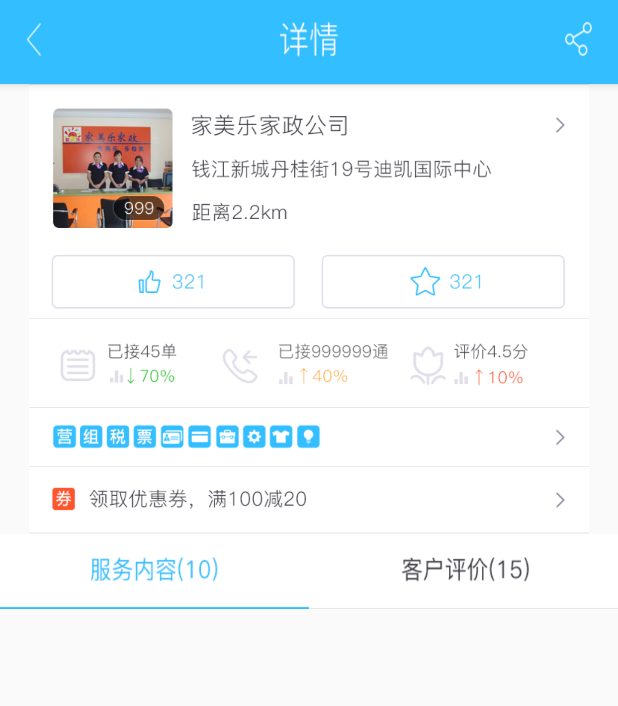
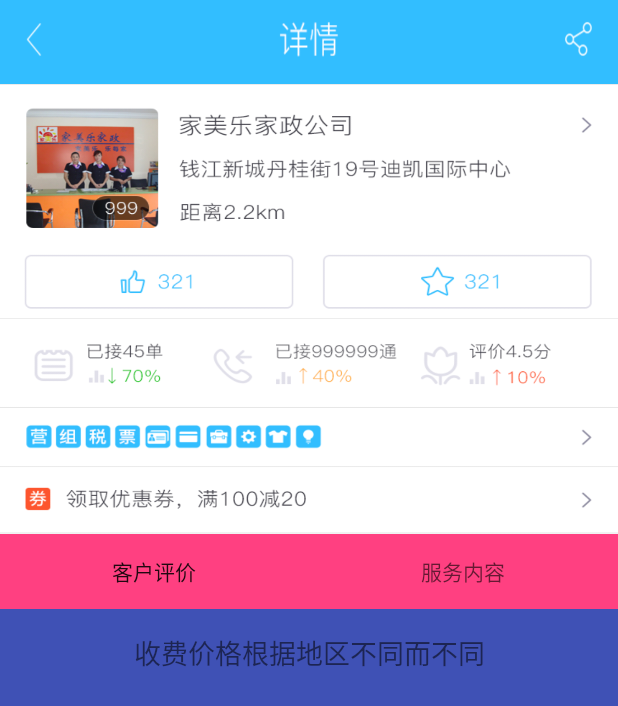
Before and after one commit to fmisser/Ahgroup, an Android app: the screen it shows after launch (CoordinatorActivity), on a phone screen of 412 x 824 dp. Shown: the top 706 px of the screen. Run offline under Robolectric (Android 15) with nearby library versions, the phone set to English and light mode, and no system bars; our stand-ins replace ButterKnife, Dagger/Hilt's generated code; libraries missing offline, so code that uses them is left out: com.j256.ormlite.

Commit message:
md continue...

```diff
--- a/app/build.gradle
+++ b/app/build.gradle
@@ -40,6 +40,7 @@ dependencies {
     compile fileTree(include: ['*.jar'], dir: 'libs')
     compile rootProject.ext.dependencies.androidSupportV7
     compile rootProject.ext.dependencies.androidSupportDesign
+    compile rootProject.ext.dependencies.butterKnife
     compile rootProject.ext.dependencies.dagger
     apt rootProject.ext.dependencies.daggerCompiler
     provided rootProject.ext.dependencies.javaxAnnotation
@@ -50,6 +51,8 @@ dependencies {
     compile project(':data')
     compile project(':common')
 
+    // optional
     compile 'com.flipboard:bottomsheet-core:1.5.0'
-    compile 'com.flipboard:bottomsheet-commons:1.5.0' // optional
+    compile 'com.flipboard:bottomsheet-commons:1.5.0'
+    compile 'com.android.support:support-v4:23.1.1'
 }
--- /dev/null
+++ b/app/src/main/java/com/ptmlb/ca/ahgroup/UI/CommentsAdapter.java
@@ -0,0 +1,55 @@
+package com.ptmlb.ca.ahgroup.ui;
+
+import android.support.v7.widget.RecyclerView;
+import android.view.LayoutInflater;
+import android.view.View;
+import android.view.ViewGroup;
+import android.widget.TextView;
+
+import com.ptmlb.ca.ahgroup.R;
+
+import butterknife.Bind;
+import butterknife.ButterKnife;
+
+/**
+ * Created by Administrator on 2015/12/29.
+ */
+public class CommentsAdapter extends RecyclerView.Adapter<RecyclerView.ViewHolder> {
+
+    private LayoutInflater layoutInflater;
+
+    public CommentsAdapter() { }
+
+    @Override
+    public RecyclerView.ViewHolder onCreateViewHolder(ViewGroup parent, int viewType) {
+
+        if (layoutInflater == null) {
+            layoutInflater = LayoutInflater.from(parent.getContext());
+        }
+
+        View view = layoutInflater.inflate(R.layout.comments_list_item, parent, false);
+        return new ViewHolder(view);
+    }
+
+
+    @Override
+    public void onBindViewHolder(RecyclerView.ViewHolder holder, int position) {
+
+    }
+
+    @Override
+    public int getItemCount() {
+        return 20;
+    }
+
+    public static class ViewHolder extends RecyclerView.ViewHolder {
+
+        @Bind(R.id.list_item_textView)
+        TextView textView;
+
+        public ViewHolder(View view) {
+            super(view);
+            ButterKnife.bind(this, itemView);
+        }
+    }
+}
--- /dev/null
+++ b/app/src/main/java/com/ptmlb/ca/ahgroup/UI/CommentsFragment.java
@@ -0,0 +1,46 @@
+package com.ptmlb.ca.ahgroup.ui;
+
+
+import android.os.Bundle;
+import android.support.v4.app.Fragment;
+import android.support.v7.widget.LinearLayoutManager;
+import android.support.v7.widget.RecyclerView;
+import android.view.LayoutInflater;
+import android.view.View;
+import android.view.ViewGroup;
+
+import com.ptmlb.ca.ahgroup.R;
+
+import butterknife.Bind;
+import butterknife.ButterKnife;
+
+/**
+ * A simple {@link Fragment} subclass.
+ */
+public class CommentsFragment extends Fragment {
+
+    RecyclerView recyclerView;
+
+    public CommentsFragment() {
+        // Required empty public constructor
+    }
+
+
+    @Override
+    public View onCreateView(LayoutInflater inflater, ViewGroup container,
+                             Bundle savedInstanceState) {
+        // Inflate the layout for this fragment
+        View view = inflater.inflate(R.layout.fragment_comments, container, false);
+        recyclerView = (RecyclerView) view.findViewById(R.id.recycler_view);
+
+        recyclerView.setLayoutManager(new LinearLayoutManager(recyclerView.getContext()));
+        recyclerView.setAdapter(new CommentsAdapter());
+
+        return view;
+    }
+
+    @Override
+    public void onActivityCreated(Bundle savedInstanceState) {
+        super.onActivityCreated(savedInstanceState);
+    }
+}
--- a/app/src/main/java/com/ptmlb/ca/ahgroup/UI/CoordinatorActivity.java
+++ b/app/src/main/java/com/ptmlb/ca/ahgroup/UI/CoordinatorActivity.java
@@ -1,21 +1,53 @@
 package com.ptmlb.ca.ahgroup.ui;
 
+import android.support.design.widget.AppBarLayout;
+import android.support.design.widget.CollapsingToolbarLayout;
+import android.support.design.widget.CoordinatorLayout;
+import android.support.design.widget.TabLayout;
+import android.support.v4.app.Fragment;
+import android.support.v4.view.ViewPager;
+import android.support.v4.widget.NestedScrollView;
 import android.support.v7.app.AppCompatActivity;
 import android.os.Bundle;
+import android.support.v7.widget.RecyclerView;
+import android.widget.FrameLayout;
 import android.widget.LinearLayout;
 
 import com.ptmlb.ca.ahgroup.R;
+import com.ptmlb.ca.ahgroup.di.scope.ActivityScope;
+
+import java.util.ArrayList;
+import java.util.List;
+
+import butterknife.Bind;
+import butterknife.ButterKnife;
 
 public class CoordinatorActivity extends AppCompatActivity {
 
+    @Bind(R.id.view_pager)
+    ViewPager viewPager;
 
-    private LinearLayout headerLayout;
+    @Bind(R.id.tab_layout)
+    TabLayout tabLayout;
 
     @Override
     protected void onCreate(Bundle savedInstanceState) {
         super.onCreate(savedInstanceState);
         setContentView(R.layout.activity_coordinator);
+        ButterKnife.bind(this);
 
-        headerLayout = (LinearLayout)findViewById(R.id.collapsing_layout);
+        List<String> titles = new ArrayList<>();
+        titles.add("客户评价");
+        titles.add("服务内容");
+        tabLayout.addTab(tabLayout.newTab().setText(titles.get(0)));
+        tabLayout.addTab(tabLayout.newTab().setText(titles.get(1)));
+
+        List<Fragment> fragments = new ArrayList<>();
+        fragments.add(new CommentsFragment());
+        fragments.add(new ServiceContentFragment());
+        FragmentAdapter adapter = new FragmentAdapter(getSupportFragmentManager(), fragments, titles);
+        viewPager.setAdapter(adapter);
+        tabLayout.setupWithViewPager(viewPager);
+        tabLayout.setTabsFromPagerAdapter(adapter);
     }
 }
--- /dev/null
+++ b/app/src/main/java/com/ptmlb/ca/ahgroup/UI/FragmentAdapter.java
@@ -0,0 +1,40 @@
+package com.ptmlb.ca.ahgroup.ui;
+
+import android.support.v4.app.Fragment;
+import android.support.v4.app.FragmentManager;
+import android.support.v4.app.FragmentStatePagerAdapter;
+
+import java.util.List;
+
+/**
+ * Created by Administrator on 2015/12/29.
+ */
+public class FragmentAdapter extends FragmentStatePagerAdapter {
+
+    private List<Fragment> fragments;
+    private List<String> titles;
+
+    public FragmentAdapter(FragmentManager fm, List<Fragment> fragments, List<String> titles) {
+        super(fm);
+        this.fragments = fragments;
+        this.titles = titles;
+    }
+
+    @Override
+    public Fragment getItem(int position) {
+        return fragments.get(position);
+    }
+
+    /**
+     * Return the number of views available.
+     */
+    @Override
+    public int getCount() {
+        return fragments.size();
+    }
+
+    @Override
+    public CharSequence getPageTitle(int position) {
+        return titles.get(position);
+    }
+}
--- a/app/src/main/java/com/ptmlb/ca/ahgroup/UI/HeaderViewBehavior.java
+++ b/app/src/main/java/com/ptmlb/ca/ahgroup/UI/HeaderViewBehavior.java
@@ -7,6 +7,7 @@ import android.content.Context;
 import android.support.design.widget.CoordinatorLayout;
 import android.support.v4.view.ViewCompat;
 import android.support.v4.view.animation.FastOutSlowInInterpolator;
+import android.support.v4.widget.ViewDragHelper;
 import android.util.AttributeSet;
 import android.util.Log;
 import android.view.View;
@@ -24,16 +25,20 @@ import android.view.animation.OvershootInterpolator;
 
 public class HeaderViewBehavior extends CoordinatorLayout.Behavior<View> {
 
-    private static final float DEFAULT_TENSION = 0.8f;
+    private static final float DEFAULT_TENSION = 0.5f;
+    private static final long DEFAULT_ANIMATION_TIME = 400;
     private static final Interpolator FASTOUTSLOWIN_INTERPOLATOR = new FastOutSlowInInterpolator();
     private static final Interpolator BOUNCE_INTERPOLATOR = new BounceInterpolator();
     private static final Interpolator ANTICIPATEOVERSHOOT_INTERPOLATOR = new AnticipateOvershootInterpolator();
     private Interpolator OverShootInterpolator = new OvershootInterpolator(DEFAULT_TENSION);
     private float tension = DEFAULT_TENSION;
+    private long animation_time = DEFAULT_ANIMATION_TIME;
+    private float animation_distance = 0.0f;
     private boolean scrollUp;
     private float totalY = 0.0f;
     private boolean autoUp = false;
     private boolean autoDown = false;
+
 
     private View child;
     private View target;
@@ -58,8 +63,19 @@ public class HeaderViewBehavior extends CoordinatorLayout.Behavior<View> {
 //    }
 
     private float createTensionFromFlingVelocity(final float velocity) {
-        float denominator = 1200.0f;
+        float denominator = 1500.0f;
         return Math.abs(velocity) / denominator;
+    }
+
+    private long createAnimationTimeFromFlingVelocity(final float velocity) {
+        long time = (long)(animation_distance / Math.abs(velocity)) * 1000;
+        if (time == 0 ) {
+            time = 100;
+        }
+        if (time > DEFAULT_ANIMATION_TIME) {
+            time = DEFAULT_ANIMATION_TIME;
+        }
+        return time;
     }
 
     @Override
@@ -69,6 +85,7 @@ public class HeaderViewBehavior extends CoordinatorLayout.Behavior<View> {
         if (tension > DEFAULT_TENSION) {
             OverShootInterpolator = new OvershootInterpolator(tension);
         }
+        animation_time = createAnimationTimeFromFlingVelocity(velocityY);
         return super.onNestedFling(coordinatorLayout, child, target, velocityX, velocityX, consumed);
     }
 
@@ -85,22 +102,31 @@ public class HeaderViewBehavior extends CoordinatorLayout.Behavior<View> {
             OverShootInterpolator = new OvershootInterpolator(tension);
         }
 
+        if (animation_time != DEFAULT_ANIMATION_TIME) {
+            animation_time = DEFAULT_ANIMATION_TIME;
+        }
+
         if (autoUp || autoDown) {
             return;
         }
 
+        totalY += dy;
+
         if (dy >= 0) {
             scrollUp = true;
+            animation_distance = child.getHeight() - totalY;
         } else {
             scrollUp = false;
+            animation_distance = totalY;
         }
 
-        totalY += dy;
         move(child, target);
     }
 
     @Override
     public void onStopNestedScroll(CoordinatorLayout coordinatorLayout, View child, View target) {
+
+        Log.d("onStopNestedScroll", "stop scroll");
 
         if (autoUp || autoDown) {
             return;
@@ -163,12 +189,12 @@ public class HeaderViewBehavior extends CoordinatorLayout.Behavior<View> {
         animatorChild = child.animate()
                 .translationY(-child.getHeight() / 2)
                 .setInterpolator(OverShootInterpolator)
-                .setDuration(300);
+                .setDuration(animation_time);
 
         animatorTarget = target.animate()
                 .translationY(-child.getHeight())
                 .setInterpolator(OverShootInterpolator)
-                .setDuration(300);
+                .setDuration(animation_time);
 
         animatorChild.withStartAction(animateRunnable);
         animatorChild.withEndAction(animateEndRunnable);
@@ -205,12 +231,12 @@ public class HeaderViewBehavior extends CoordinatorLayout.Behavior<View> {
         animatorChild = child.animate()
                 .translationY(0)
                 .setInterpolator(OverShootInterpolator)
-                .setDuration(300);
+                .setDuration(animation_time);
 
         animatorTarget = target.animate()
                 .translationY(0)
                 .setInterpolator(OverShootInterpolator)
-                .setDuration(300);
+                .setDuration(animation_time);
 
         animatorChild.withStartAction(animateRunnable);
         animatorChild.withEndAction(animateEndRunnable);
--- /dev/null
+++ b/app/src/main/java/com/ptmlb/ca/ahgroup/UI/ServiceContentFragment.java
@@ -0,0 +1,30 @@
+package com.ptmlb.ca.ahgroup.ui;
+
+
+import android.os.Bundle;
+import android.support.v4.app.Fragment;
+import android.view.LayoutInflater;
+import android.view.View;
+import android.view.ViewGroup;
+
+import com.ptmlb.ca.ahgroup.R;
+
+/**
+ * A simple {@link Fragment} subclass.
+ */
+public class ServiceContentFragment extends Fragment {
+
+
+    public ServiceContentFragment() {
+        // Required empty public constructor
+    }
+
+
+    @Override
+    public View onCreateView(LayoutInflater inflater, ViewGroup container,
+                             Bundle savedInstanceState) {
+        // Inflate the layout for this fragment
+        return inflater.inflate(R.layout.fragment_service_content, container, false);
+    }
+
+}
--- a/app/src/main/res/layout/activity_coordinator.xml
+++ b/app/src/main/res/layout/activity_coordinator.xml
@@ -8,6 +8,28 @@
     android:layout_height="match_parent"
     tools:context="com.ptmlb.ca.ahgroup.ui.CoordinatorActivity">
 
+    <android.support.v4.view.ViewPager
+        android:id="@+id/view_pager"
+        app:layout_behavior="@string/appbar_scrolling_view_behavior"
+        android:layout_width="match_parent"
+        android:layout_height="match_parent">
+
+    </android.support.v4.view.ViewPager>
+
+    <android.support.design.widget.AppBarLayout
+        android:id="@+id/app_bar"
+        android:layout_width="match_parent"
+        android:layout_height="wrap_content">
+
+        <android.support.design.widget.CollapsingToolbarLayout
+            android:layout_width="match_parent"
+            android:layout_height="match_parent"
+            android:fitsSystemWindows="true"
+            app:contentScrim="?attr/colorPrimary"
+            app:layout_scrollFlags="scroll|exitUntilCollapsed"
+            app:expandedTitleMarginEnd="64dp"
+            app:expandedTitleMarginStart="48dp">
+
             <LinearLayout
                 android:id="@+id/collapsing_layout"
                 android:layout_width="match_parent"
@@ -17,59 +39,32 @@
                 android:scaleType="centerCrop"
                 android:fitsSystemWindows="true"
                 app:layout_collapseMode="parallax"
+                app:layout_scrollFlags="scroll|enterAlways|enterAlwaysCollapsed"
                 app:layout_behavior="com.ptmlb.ca.ahgroup.ui.HeaderViewBehavior">
 
                 <ImageView
                     android:layout_width="match_parent"
                     android:layout_height="match_parent"
-            android:src="@drawable/headerview"
-            />
+                    android:scaleType="fitXY"
+                    android:src="@drawable/headerview" />
             </LinearLayout>
-
-    <android.support.v4.widget.NestedScrollView
-        android:layout_width="match_parent"
-        android:layout_height="match_parent">
-
-        <LinearLayout
-            android:layout_width="match_parent"
-            android:layout_height="match_parent"
-            android:layout_marginTop="356dp"
-            android:orientation="vertical">
-
-            <android.support.design.widget.TabLayout
-                android:layout_width="match_parent"
-                android:layout_height="50dp"
-                android:background="@drawable/tabbar">
-            </android.support.design.widget.TabLayout>
-
-            <android.support.v4.view.ViewPager
-                android:layout_width="match_parent"
-                android:layout_height="match_parent">
-
-                <!--<android.support.v7.widget.RecyclerView-->
-                <!--android:layout_width="match_parent"-->
-                <!--android:layout_height="match_parent"-->
-                <!--android:layout_marginTop="256dp">-->
-
-                <!--</android.support.v7.widget.RecyclerView>-->
-
-            </android.support.v4.view.ViewPager>
-
-        </LinearLayout>
-
-    </android.support.v4.widget.NestedScrollView>
-
-    <android.support.design.widget.AppBarLayout
-        android:id="@+id/app_bar"
-        android:layout_width="match_parent"
-        android:layout_height="wrap_content">
 
             <android.support.v7.widget.Toolbar
                 android:id="@+id/toolbar"
                 android:layout_width="match_parent"
                 android:layout_height="56dp"
-            android:background="@drawable/toolbar">
+                android:background="@drawable/toolbar"
+                app:layout_collapseMode="pin">
             </android.support.v7.widget.Toolbar>
+
+        </android.support.design.widget.CollapsingToolbarLayout>
+
+        <android.support.design.widget.TabLayout
+            android:id="@+id/tab_layout"
+            android:layout_width="match_parent"
+            android:layout_height="50dp"
+            android:background="@color/colorAccent">
+        </android.support.design.widget.TabLayout>
 
     </android.support.design.widget.AppBarLayout>
 
--- /dev/null
+++ b/app/src/main/res/layout/comments_list_item.xml
@@ -0,0 +1,15 @@
+<?xml version="1.0" encoding="utf-8"?>
+<LinearLayout xmlns:android="http://schemas.android.com/apk/res/android"
+    android:orientation="vertical" android:layout_width="match_parent"
+    android:layout_height="match_parent">
+
+    <TextView xmlns:android="http://schemas.android.com/apk/res/android"
+        android:id="@+id/list_item_textView"
+        android:layout_width="match_parent"
+        android:layout_height="wrap_content"
+        android:padding="15dp"
+        android:textSize="18sp"
+        android:text="收费价格根据地区不同而不同"
+        android:gravity="center"/>
+
+</LinearLayout>
--- /dev/null
+++ b/app/src/main/res/layout/fragment_comments.xml
@@ -0,0 +1,16 @@
+<FrameLayout xmlns:android="http://schemas.android.com/apk/res/android"
+    xmlns:tools="http://schemas.android.com/tools"
+    android:layout_width="match_parent"
+    android:layout_height="match_parent"
+    android:background="@color/colorAccent"
+    tools:context="com.ptmlb.ca.ahgroup.ui.CommentsFragment">
+
+    <android.support.v7.widget.RecyclerView
+        android:id="@+id/recycler_view"
+        android:layout_width="match_parent"
+        android:layout_height="match_parent"
+        android:background="@color/colorPrimary">
+
+    </android.support.v7.widget.RecyclerView>
+
+</FrameLayout>
--- /dev/null
+++ b/app/src/main/res/layout/fragment_service_content.xml
@@ -0,0 +1,14 @@
+<FrameLayout xmlns:android="http://schemas.android.com/apk/res/android"
+    xmlns:tools="http://schemas.android.com/tools"
+    android:layout_width="match_parent"
+    android:layout_height="match_parent"
+    tools:context="com.ptmlb.ca.ahgroup.ui.ServiceContentFragment">
+
+    <android.support.v7.widget.RecyclerView
+        android:id="@+id/recycler_view"
+        android:layout_width="match_parent"
+        android:layout_height="match_parent">
+
+    </android.support.v7.widget.RecyclerView>
+
+</FrameLayout>
--- a/app/src/main/res/values/strings.xml
+++ b/app/src/main/res/values/strings.xml
@@ -1,4 +1,7 @@
 <resources>
     <string name="app_name">Ahgroup</string>
     <string name="action_settings">Settings</string>
+
+    <!-- TODO: Remove or change this placeholder text -->
+    <string name="hello_blank_fragment">Hello blank fragment</string>
 </resources>
--- a/dependencies.gradle
+++ b/dependencies.gradle
@@ -3,6 +3,7 @@ allprojects {
         dependencies = [
                 androidSupportV7        :   'com.android.support:appcompat-v7:23.1.1',
                 androidSupportDesign    :   'com.android.support:design:23.1.1',
+                butterKnife             :   'com.jakewharton:butterknife:7.0.1',
                 dagger                  :   'com.google.dagger:dagger:2.0.2',
                 daggerCompiler          :   'com.google.dagger:dagger-compiler:2.0.2',
                 javaxAnnotation         :   'org.glassfish:javax.annotation:10.0-b28',
```
Lines whose indentation alone changed are shown as unchanged.
